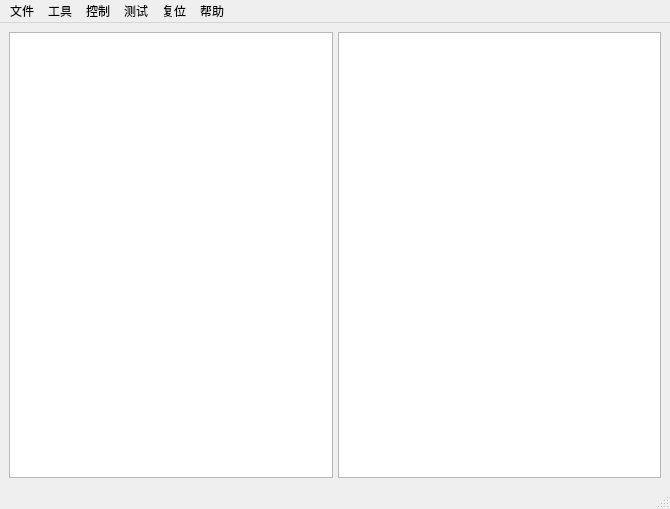
Qt form UI_MainWindow.ui (qwerttqq95/698_Special) before a commit.
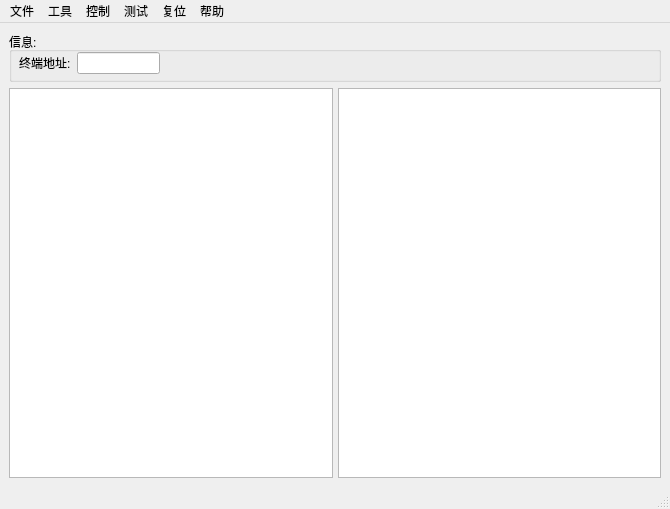
The same form after that commit.

Patch:
```diff
--- a/UI_MainWindow.ui
+++ b/UI_MainWindow.ui
@@ -33,6 +33,63 @@
     <property name="bottomMargin">
      <number>9</number>
     </property>
+    <item>
+     <widget class="QGroupBox" name="groupBox">
+      <property name="sizePolicy">
+       <sizepolicy hsizetype="Preferred" vsizetype="Fixed">
+        <horstretch>15</horstretch>
+        <verstretch>22</verstretch>
+       </sizepolicy>
+      </property>
+      <property name="minimumSize">
+       <size>
+        <width>13</width>
+        <height>50</height>
+       </size>
+      </property>
+      <property name="baseSize">
+       <size>
+        <width>18</width>
+        <height>42</height>
+       </size>
+      </property>
+      <property name="title">
+       <string>信息:</string>
+      </property>
+      <widget class="QWidget" name="layoutWidget">
+       <property name="geometry">
+        <rect>
+         <x>10</x>
+         <y>20</y>
+         <width>141</width>
+         <height>22</height>
+        </rect>
+       </property>
+       <layout class="QHBoxLayout" name="horizontalLayout_2">
+        <item>
+         <widget class="QLabel" name="label">
+          <property name="text">
+           <string>终端地址:</string>
+          </property>
+          <property name="buddy">
+           <cstring>lineEdit</cstring>
+          </property>
+         </widget>
+        </item>
+        <item>
+         <widget class="QLineEdit" name="lineEdit">
+          <property name="maxLength">
+           <number>12</number>
+          </property>
+          <property name="readOnly">
+           <bool>true</bool>
+          </property>
+         </widget>
+        </item>
+       </layout>
+      </widget>
+     </widget>
+    </item>
     <item>
      <layout class="QHBoxLayout" name="horizontalLayout">
       <property name="spacing">
@@ -72,7 +129,7 @@
          </sizepolicy>
         </property>
         <property name="layoutDirection">
-         <enum>Qt::RightToLeft</enum>
+         <enum>Qt::LeftToRight</enum>
         </property>
         <property name="horizontalScrollBarPolicy">
          <enum>Qt::ScrollBarAsNeeded</enum>
```
